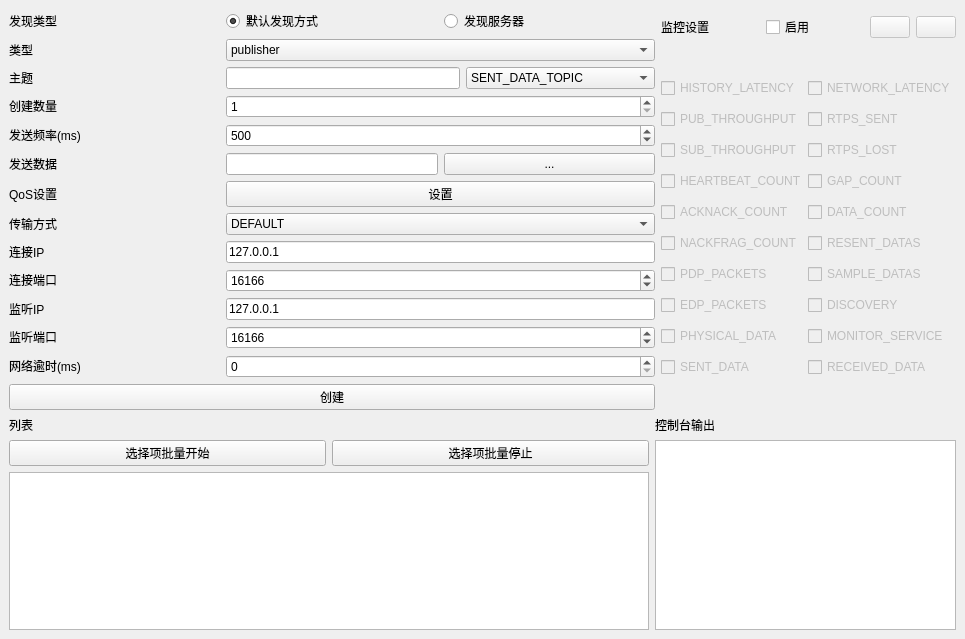
First picture: the form in Easy-DDS-Test/EDTest/easyddstest.ui, repository npr-martin/easydds, before the edit.
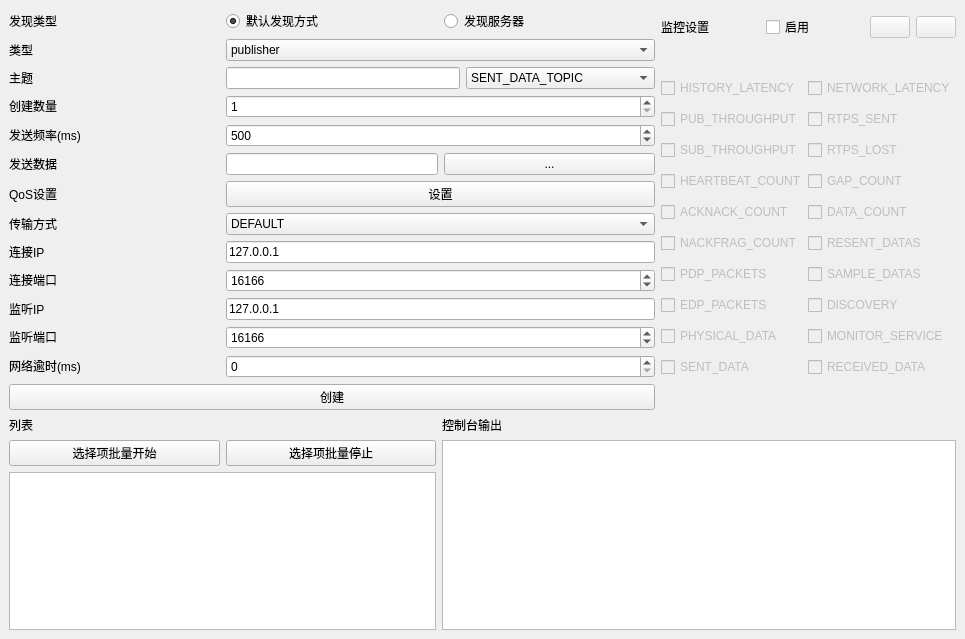
Second picture: the form after the edit. Icons and pictures are not drawn.

Patch:
```diff
--- a/Easy-DDS-Test/EDTest/easyddstest.ui
+++ b/Easy-DDS-Test/EDTest/easyddstest.ui
@@ -14,7 +14,7 @@
    <string>EasyDDSTest</string>
   </property>
   <widget class="QWidget" name="centralwidget">
-   <layout class="QGridLayout" name="gridLayout_3" columnstretch="2,0,0">
+   <layout class="QGridLayout" name="gridLayout_3" columnstretch="2,1,1">
     <item row="0" column="2">
      <layout class="QVBoxLayout" name="verticalLayout_6" stretch="1,10">
       <property name="spacing">
```
